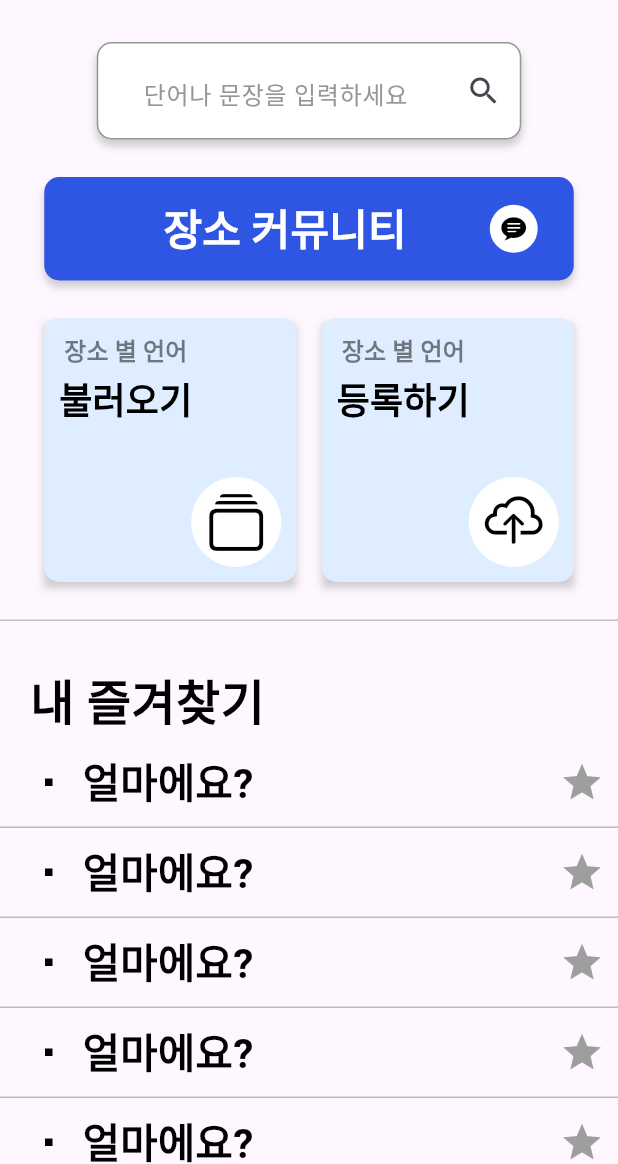
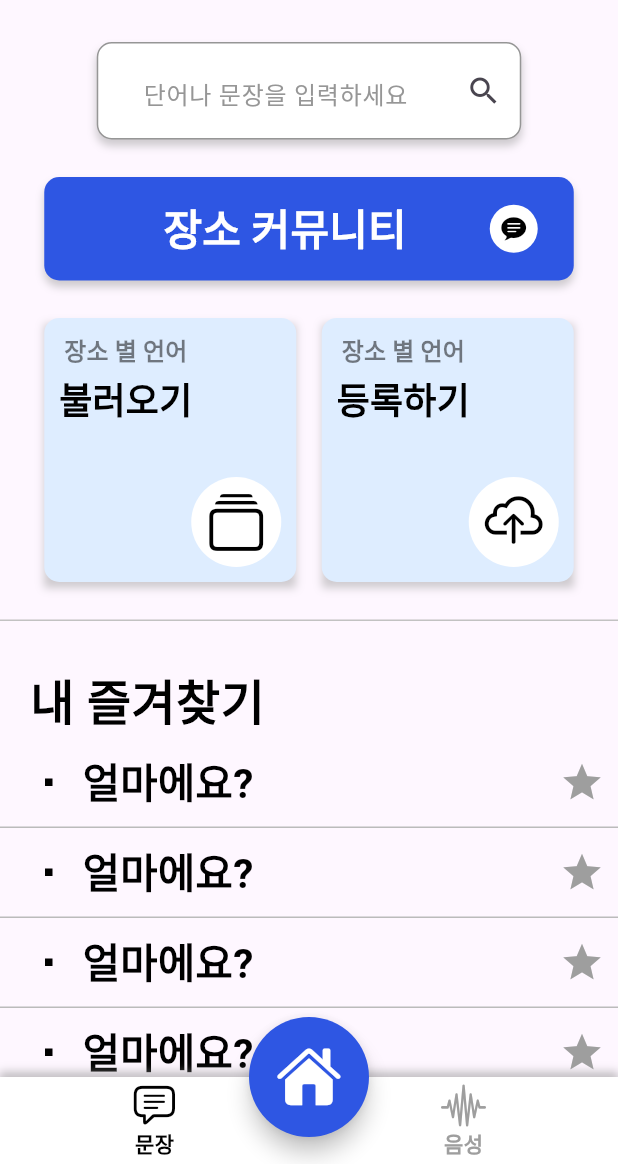
Before and after one commit to ysheep0906/Eargori, a Flutter app: the screen it shows after launch, on a phone screen of 412 x 824 dp, the part 72-1236 px from its top. Run offline on Flutter 3.47's test engine with Material 3 defaults, Android fonts, the phone set to English and light mode, and no system bars; drawn by our look-alikes of stylish_bottom_bar; Roboto replaces fonts that are missing (SF Pro Text).

Commit message:
feature/bottombar

```diff
--- a/lib/main.dart
+++ b/lib/main.dart
@@ -18,6 +18,7 @@ class Eargori extends StatelessWidget {
         primaryColor: Colors.white,
         fontFamily: 'SF Pro Text',
       ),
-        home: HomeScreen());
+      home: HomeScreen(),
+    );
   }
 }
--- a/lib/views/HomeScreen.dart
+++ b/lib/views/HomeScreen.dart
@@ -1,9 +1,11 @@
+import 'package:eargori/widgets/BottomBar.dart';
 import 'package:eargori/widgets/Header.dart';
 import 'package:flutter/cupertino.dart';
 import 'package:flutter/material.dart';
 
 class HomeScreen extends StatelessWidget {
   static const homeUrl = '/home';
+  const HomeScreen({super.key});
 
   @override
   Widget build(BuildContext context) {
@@ -19,6 +21,9 @@ class HomeScreen extends StatelessWidget {
           buildFavoritesList(),
         ],
       ),
+      bottomNavigationBar: BottomBar(),
+      floatingActionButton: BottomBarState().homeButton(),
+      floatingActionButtonLocation: FloatingActionButtonLocation.centerDocked,
     );
   }
 }
--- /dev/null
+++ b/lib/widgets/BottomBar.dart
@@ -0,0 +1,110 @@
+import 'package:flutter/cupertino.dart';
+import 'package:flutter/material.dart';
+import 'package:stylish_bottom_bar/stylish_bottom_bar.dart';
+
+class BottomBar extends StatefulWidget {
+  const BottomBar({super.key});
+
+  @override
+  State<BottomBar> createState() => BottomBarState();
+}
+
+class BottomBarState extends State<BottomBar> {
+  int _selectedIndex = 0;
+
+  void _onItemTapped(int index) {
+    setState(() {
+      _selectedIndex = index;
+    });
+  }
+
+  @override
+  Widget build(BuildContext context) {
+    return Container(
+      decoration: BoxDecoration(
+        boxShadow: [
+          BoxShadow(
+            color: Colors.grey.withOpacity(0.5),
+            offset: const Offset(0, -4),
+            blurRadius: 4,
+            spreadRadius: 0,
+          ),
+        ],
+      ),
+      child: StylishBottomBar(
+        option: AnimatedBarOptions(
+          iconSize: 20,
+          barAnimation: BarAnimation.fade,
+          iconStyle: IconStyle.Default,
+          padding:
+              const EdgeInsets.only(left: 30, right: 30, top: 10, bottom: 10),
+          opacity: 0.8,
+        ),
+        items: [
+          BottomBarItem(
+            icon: const Icon(
+              CupertinoIcons.text_bubble,
+              size: 30,
+            ),
+            title: const Text('문장'),
+            selectedColor: Colors.black,
+          ),
+          BottomBarItem(
+            icon: const Icon(
+              CupertinoIcons.waveform_path,
+              size: 30,
+            ),
+            title: const Text('음성'),
+            selectedColor: Colors.black,
+          ),
+        ],
+        //fabLocation: StylishBarFabLocation.center,
+        hasNotch: false,
+        currentIndex: _selectedIndex,
+        onTap: _onItemTapped,
+      ),
+    );
+    // return BottomNavigationBar(
+    //   items: const <BottomNavigationBarItem>[
+    //     BottomNavigationBarItem(
+    //       icon: Icon(CupertinoIcons.text_bubble),
+    //       label: '문장',
+    //     ),
+    //     BottomNavigationBarItem(
+    //       icon: Icon(Icons.home),
+    //       label: '홈',
+    //     ),
+    //     BottomNavigationBarItem(
+    //       icon: Icon(CupertinoIcons.waveform_path),
+    //       label: '음성',
+    //     ),
+    //   ],
+    //   currentIndex: _selectedIndex,
+    //   selectedItemColor: Colors.black,
+    //   onTap: _onItemTapped,
+    // );
+  }
+
+  Widget homeButton() {
+    return SizedBox(
+      width: 80,
+      height: 80,
+      child: FittedBox(
+        child: FloatingActionButton(
+          onPressed: () {
+            setState(() {
+              _selectedIndex = 2;
+            });
+          },
+          child: const Icon(
+            CupertinoIcons.house_fill,
+            color: Colors.white,
+            size: 30,
+          ),
+          shape: const CircleBorder(),
+          backgroundColor: const Color(0xff2E56E3),
+        ),
+      ),
+    );
+  }
+}
--- a/pubspec.yaml
+++ b/pubspec.yaml
@@ -31,6 +31,7 @@ dependencies:
   flutter:
     sdk: flutter
   animations: ^2.0.8
+  stylish_bottom_bar: ^1.1.0
 
 
   # The following adds the Cupertino Icons font to your application.
```
Also changed, not shown: pubspec.lock. Lines whose indentation alone changed are shown as unchanged.
